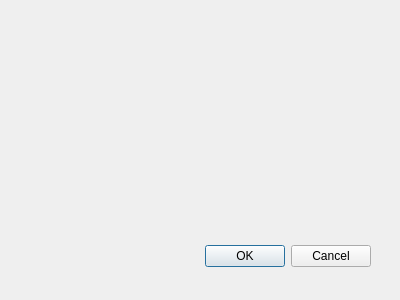
Before: the Qt Designer form source/windows/model/resume/resumeupdatewindow.ui in Who-are-me/term_paper_2022, drawn with Qt 5.
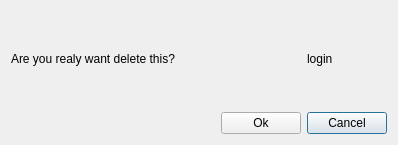
After: the same form once the commit is applied.

Diff of the .ui file:
```diff
--- a/source/windows/model/resume/resumeupdatewindow.ui
+++ b/source/windows/model/resume/resumeupdatewindow.ui
@@ -8,29 +8,82 @@
    <rect>
     <x>0</x>
     <y>0</y>
-    <width>400</width>
-    <height>300</height>
+    <width>398</width>
+    <height>145</height>
    </rect>
   </property>
   <property name="windowTitle">
    <string>Dialog</string>
   </property>
-  <widget name="buttonBox" class="QDialogButtonBox">
-   <property name="geometry">
-    <rect>
-     <x>30</x>
-     <y>240</y>
-     <width>341</width>
-     <height>32</height>
-    </rect>
-   </property>
-   <property name="orientation">
-    <enum>Qt::Horizontal</enum>
-   </property>
-   <property name="standardButtons">
-    <set>QDialogButtonBox::Cancel|QDialogButtonBox::Ok</set>
-   </property>
-  </widget>
+  <layout class="QGridLayout" name="gridLayout">
+   <item row="3" column="0">
+    <spacer name="horizontalSpacer">
+     <property name="orientation">
+      <enum>Qt::Horizontal</enum>
+     </property>
+     <property name="sizeHint" stdset="0">
+      <size>
+       <width>223</width>
+       <height>20</height>
+      </size>
+     </property>
+    </spacer>
+   </item>
+   <item row="3" column="2">
+    <widget class="QPushButton" name="btn_cancel">
+     <property name="text">
+      <string>Cancel</string>
+     </property>
+    </widget>
+   </item>
+   <item row="0" column="2">
+    <spacer name="verticalSpacer_2">
+     <property name="orientation">
+      <enum>Qt::Vertical</enum>
+     </property>
+     <property name="sizeHint" stdset="0">
+      <size>
+       <width>20</width>
+       <height>42</height>
+      </size>
+     </property>
+    </spacer>
+   </item>
+   <item row="3" column="1">
+    <widget class="QPushButton" name="btn_ok">
+     <property name="text">
+      <string>Ok</string>
+     </property>
+    </widget>
+   </item>
+   <item row="2" column="2">
+    <spacer name="verticalSpacer">
+     <property name="orientation">
+      <enum>Qt::Vertical</enum>
+     </property>
+     <property name="sizeHint" stdset="0">
+      <size>
+       <width>20</width>
+       <height>40</height>
+      </size>
+     </property>
+    </spacer>
+   </item>
+   <item row="1" column="2">
+    <widget class="QLabel" name="l_login">
+     <property name="text">
+      <string>login</string>
+     </property>
+    </widget>
+   </item>
+   <item row="1" column="0">
+    <widget class="QLabel" name="l_text">
+     <property name="text">
+      <string>Are you realy want delete this?</string>
+     </property>
+    </widget>
+   </item>
+  </layout>
  </widget>
  <pixmapfunction/>
  <resources/>
```
Left out of the diff: 42 changed lines with no effect on the pictures.
